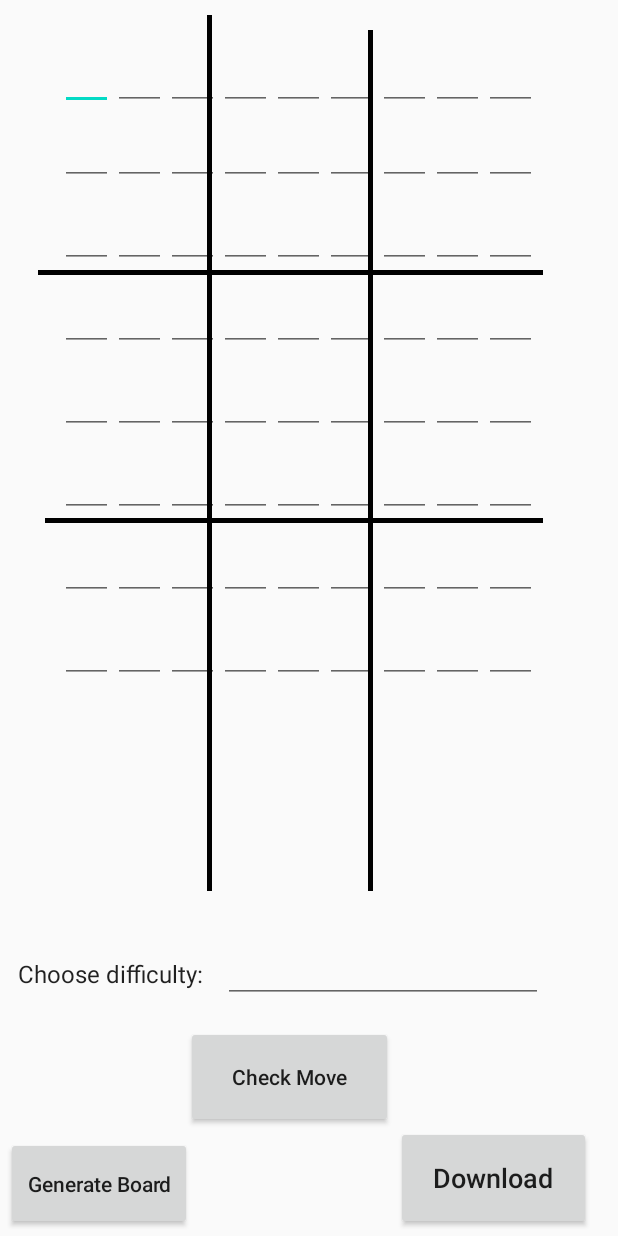
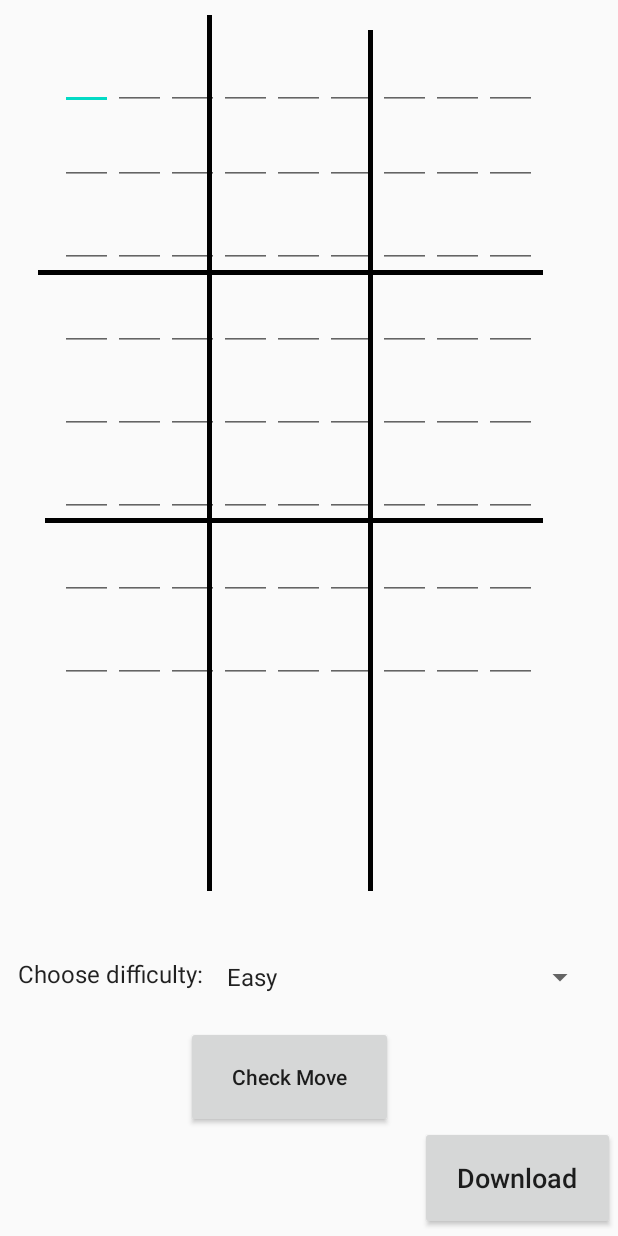
Before and after one commit to Schwartzblat/Sudoko-App, an Android app: the sudokuOff screen opened directly, with no data from a screen before it, on a phone screen of 412 x 824 dp. Run offline under Robolectric (Android 15) with nearby library versions, the light colour scheme and no system bars; 8 statements that could not run were skipped.

Commit message:
add spinner to offline sudoku

```diff
--- a/app/src/main/java/com/example/MathApp/signUp.java
+++ b/app/src/main/java/com/example/MathApp/signUp.java
@@ -17,7 +17,7 @@ import com.google.firebase.database.FirebaseDatabase;
 import com.google.firebase.database.ValueEventListener;
 
 public class signUp extends AppCompatActivity {
-    String status, username, check="", password, phone, email;
+    String status, username, check, password, phone, email;
 
     @Override
     protected void onCreate(Bundle savedInstanceState) {
--- a/app/src/main/java/com/example/MathApp/sudokuOff.java
+++ b/app/src/main/java/com/example/MathApp/sudokuOff.java
@@ -1,32 +1,23 @@
 package com.example.MathApp;
-import androidx.appcompat.app.AppCompatActivity;
 
 import android.content.Context;
-import android.content.Intent;
-import android.content.SharedPreferences;
 import android.graphics.Bitmap;
 import android.graphics.Canvas;
-import android.graphics.Color;
-import android.graphics.Paint;
-import android.graphics.Rect;
-import android.graphics.Typeface;
-import android.graphics.fonts.Font;
 import android.os.Bundle;
 import android.provider.MediaStore;
 import android.view.View;
-import android.widget.ImageView;
+import android.widget.AdapterView;
+import android.widget.ArrayAdapter;
+import android.widget.Spinner;
 import android.widget.TextView;
 import android.widget.Toast;
 
-import java.io.BufferedReader;
-import java.io.File;
-import java.io.FileNotFoundException;
+import androidx.appcompat.app.AppCompatActivity;
+
 import java.io.FileOutputStream;
-import java.io.IOException;
-import java.io.InputStream;
-import java.io.InputStreamReader;
 
 public class sudokuOff extends AppCompatActivity{
+    String diff = "easy";
     Context context;
     int reamin=0;
     int[][] board;
@@ -40,7 +31,31 @@ public class sudokuOff extends AppCompatActivity{
         super.onCreate(savedInstanceState);
         setContentView(R.layout.activity_sudoku_off);
         context= getApplicationContext();
-        sudoku = new Sudoku("normal", context);
+        Spinner spinner = (Spinner) findViewById(R.id.spinner);
+        // Create an ArrayAdapter using the string array and a default spinner layout
+        ArrayAdapter<CharSequence> adapter = ArrayAdapter.createFromResource(this,
+                R.array.planets_array, android.R.layout.simple_spinner_item);
+        // Specify the layout to use when the list of choices appears
+        adapter.setDropDownViewResource(android.R.layout.simple_spinner_dropdown_item);
+        // Apply the adapter to the spinner
+        spinner.setAdapter(adapter);
+        spinner.setOnItemSelectedListener(new AdapterView.OnItemSelectedListener() {
+            @Override
+            public void onItemSelected(AdapterView<?> adapterView, View view, int pos, long l) {
+                String [] difficultyArr = {"easy", "normal", "medium", "hard"};
+                diff = difficultyArr[pos];
+                Toast.makeText(getApplicationContext(), "Difficulty changed to "+diff, Toast.LENGTH_LONG).show();
+                sudoku = new Sudoku(diff, context);
+                board = sudoku.getBoard();
+                solved = Sudoku.solve(Sudoku.boardNumsToBoard(sudoku.boardNums));
+                setBoard();
+            }
+
+            @Override
+            public void onNothingSelected(AdapterView<?> adapterView) {
+            }});
+
+        sudoku = new Sudoku(diff, context);
         board = sudoku.getBoard();
         solved = Sudoku.solve(Sudoku.boardNumsToBoard(sudoku.boardNums));
         setBoard();
@@ -92,18 +107,6 @@ public class sudokuOff extends AppCompatActivity{
         Toast.makeText(this, alert, Toast.LENGTH_LONG).show();
     }
 
-    public void newBoard(View v){
-        String diff = ((TextView)findViewById(R.id.diff)).getText().toString();
-        if(diff.equals("easy") || diff.equals("normal") || diff.equals("medium") || diff.equals("hard")) {
-            sudoku = new Sudoku(diff, context);
-            board = sudoku.getBoard();
-            solved = Sudoku.solve(Sudoku.boardNumsToBoard(sudoku.boardNums));
-            setBoard();
-        }
-        else{
-            alert("please choose between easy, normal, medium or hard");
-        }
-    }
 
     public void gameOver(){
 
--- a/app/src/main/res/layout/activity_sudoku_off.xml
+++ b/app/src/main/res/layout/activity_sudoku_off.xml
@@ -5,6 +5,14 @@
     android:layout_width="match_parent"
     android:layout_height="match_parent"
     tools:context=".sudokuOff">
+
+  <Spinner
+      android:id="@+id/spinner"
+      android:layout_width="254dp"
+      android:layout_height="49dp"
+      android:layout_marginBottom="8dp"
+      app:layout_constraintBottom_toTopOf="@+id/check"
+      app:layout_constraintStart_toEndOf="@+id/textView9" />
 
   <TableLayout
       android:id="@+id/sudukoTable"
@@ -1725,17 +1733,6 @@ android:maxLength="1"
       app:layout_constraintBottom_toBottomOf="parent"
       app:layout_constraintStart_toStartOf="parent" />
 
-  <EditText
-      android:id="@+id/diff"
-      android:layout_width="wrap_content"
-      android:layout_height="wrap_content"
-      android:layout_marginStart="5dp"
-      android:layout_marginBottom="155dp"
-      android:ems="10"
-      android:inputType="textPersonName"
-      app:layout_constraintBottom_toBottomOf="parent"
-      app:layout_constraintStart_toEndOf="@+id/textView9" />
-
   <Button
       android:id="@+id/check"
       android:layout_width="138dp"
@@ -1750,21 +1747,9 @@ android:maxLength="1"
       app:layout_constraintStart_toStartOf="parent" />
 
   <Button
-      android:layout_width="124dp"
-      android:layout_height="62dp"
-      android:layout_marginStart="4dp"
-      android:layout_marginBottom="4dp"
-      android:onClick="newBoard"
-      android:text="Generate Board"
-      android:textAllCaps="false"
-      app:layout_constraintBottom_toBottomOf="parent"
-      app:layout_constraintStart_toStartOf="parent" />
-
-  <Button
-      android:id="@+id/button3"
       android:layout_width="130dp"
       android:layout_height="69dp"
-      android:layout_marginStart="264dp"
+      android:layout_marginStart="280dp"
       android:layout_marginBottom="4dp"
       android:onClick="download"
       android:text="Download"
```
